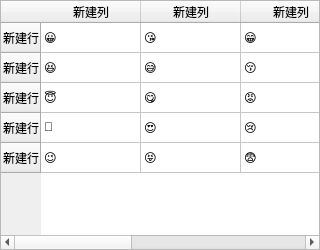
This is Qt-IM/emoji.ui in XiaoZheng2003/BIT-QT-IM as Qt 5 draws it before an edit. The edited form follows.
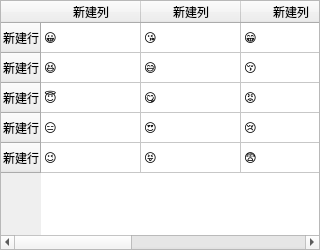
This is the edited form.

Diff of the .ui file:
```diff
--- a/Qt-IM/emoji.ui
+++ b/Qt-IM/emoji.ui
@@ -152,7 +152,7 @@
    </item>
    <item row="3" column="0">
     <property name="text">
-     <string>💩</string>
+     <string>😑 </string>
     </property>
    </item>
    <item row="3" column="1">
```
